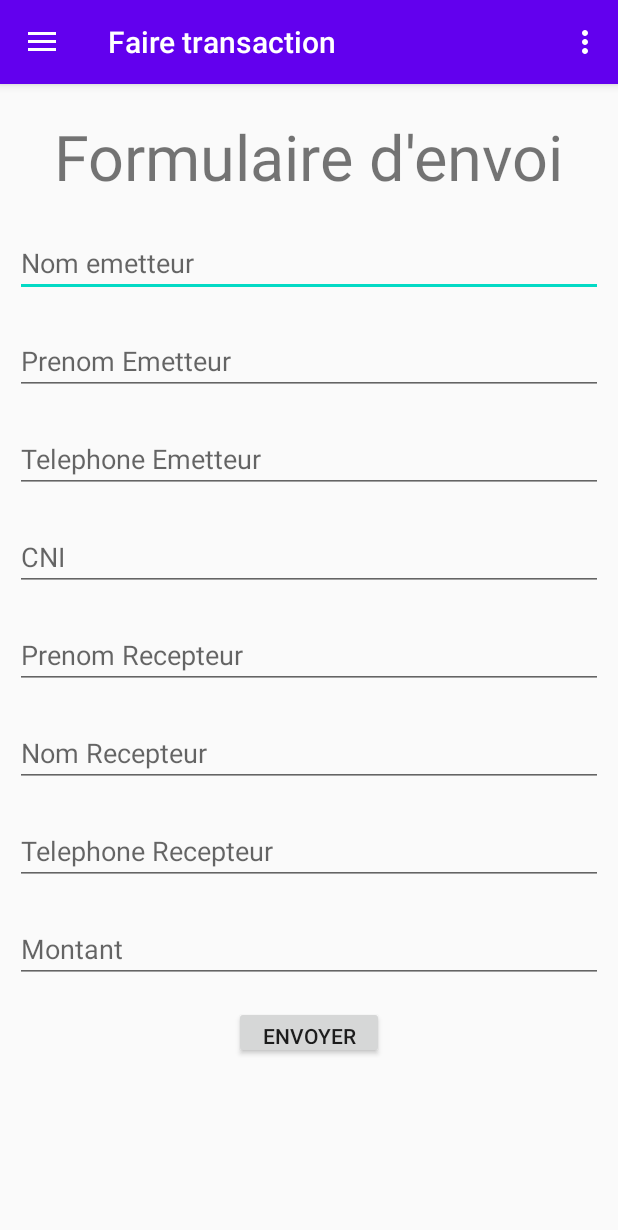
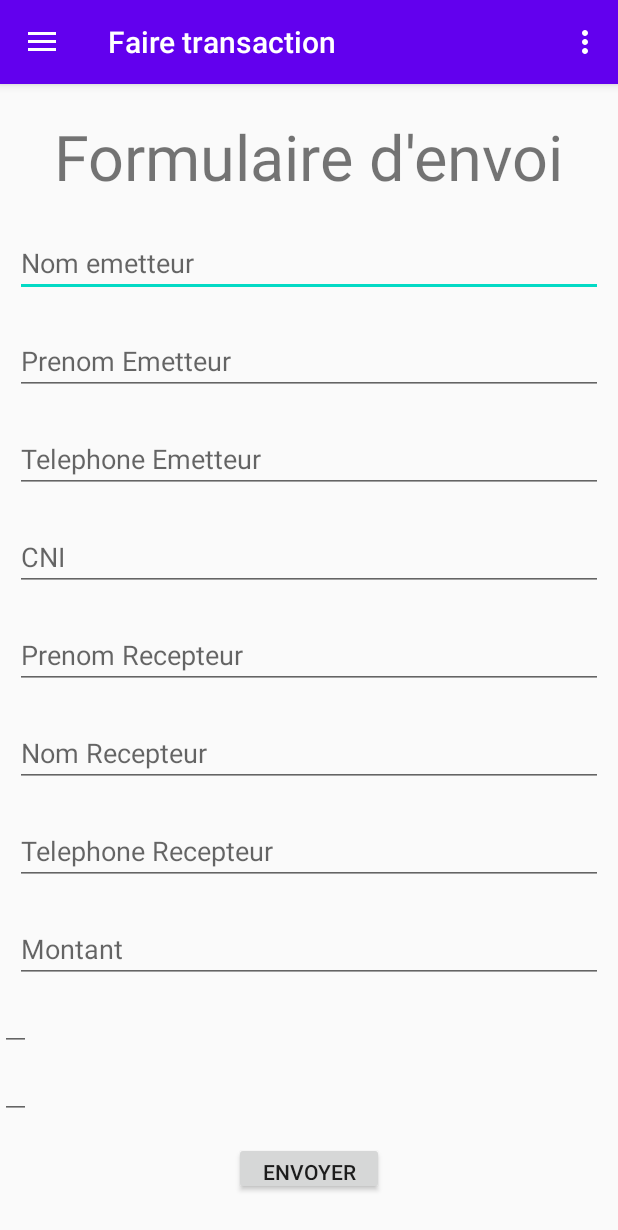
Before and after one commit to aissata0315/Android_TransfArgent, an Android app: the screen it shows after launch (MainActivity), in the side drawer, after a tap on "Faire transaction", on a phone screen of 412 x 824 dp. Shown: the top 1230 px of the screen. Run offline under Robolectric (Android 15) with nearby library versions, the phone set to English and light mode, and no system bars; our stand-ins replace navigation-ui.

```diff
--- a/app/src/main/res/layout/fragment_ajouter.xml
+++ b/app/src/main/res/layout/fragment_ajouter.xml
@@ -115,6 +115,18 @@
             android:inputType="text"
             android:hint="Montant"
             />
+        <EditText
+            android:layout_width="wrap_content"
+            android:layout_height="wrap_content"
+            android:inputType="text"
+            android:id="@+id/idemetteur"
+            />
+        <EditText
+            android:layout_width="wrap_content"
+            android:layout_height="wrap_content"
+            android:inputType="text"
+            android:id="@+id/idrecepteur"
+            />
       <!--  <DatePicker
             android:layout_width="250dp"
             android:layout_height="wrap_content"
```
Also changed, not shown: app/src/main/java/sn/simplon/transfargent_android/ui/ajouter/EmetteurTask.java (+18 -2 lines), app/src/main/java/sn/simplon/transfargent_android/ui/ajouter/RecepteurTask.java (+12 -2 lines), app/src/main/java/sn/simplon/transfargent_android/ui/ajouter/TransactionTask.java (+6 -7 lines).
